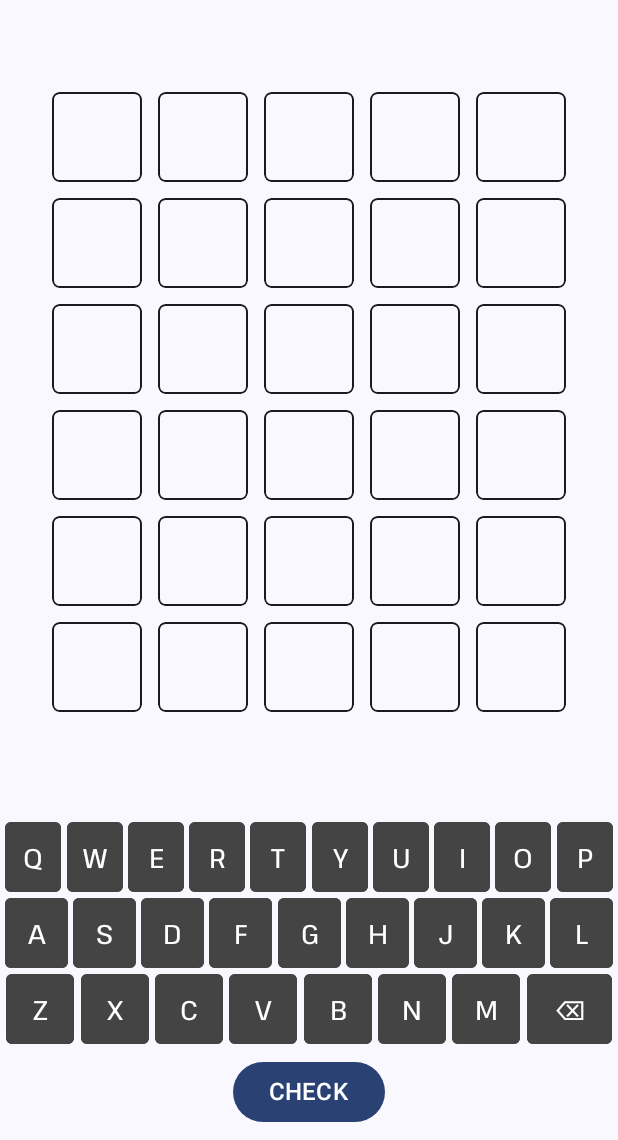
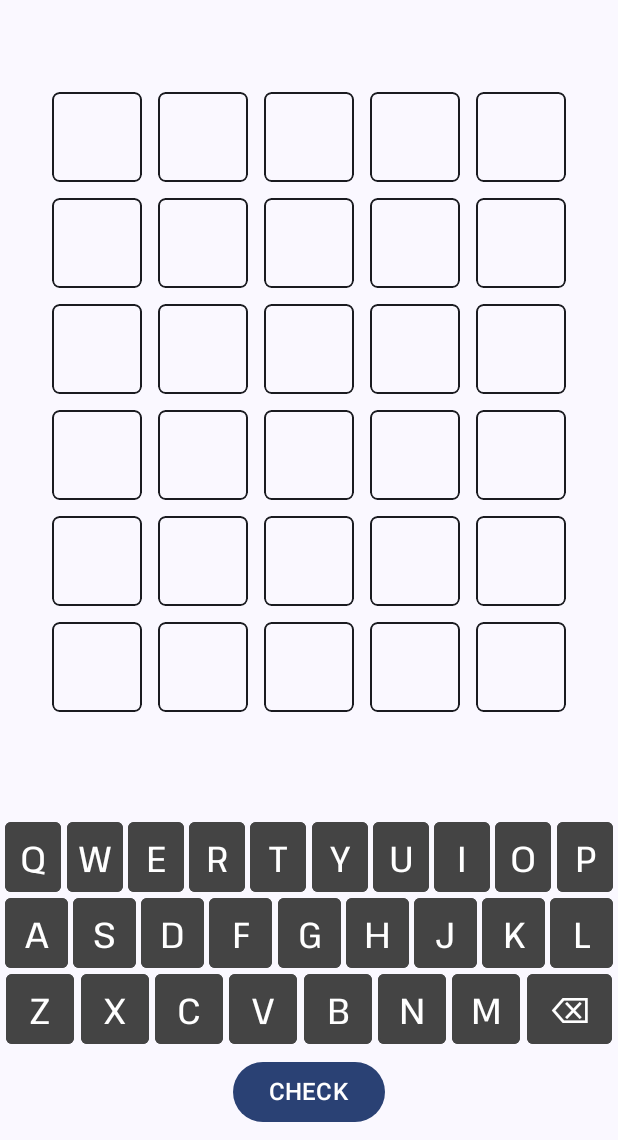
Before and after one commit to sooshil/MyWordle, an Android app built with Jetpack Compose: the screen it shows after launch (MainActivity), on a phone screen of 412 x 824 dp, the part 96-1236 px from its top. Run offline under Robolectric (Android 15) with nearby library versions, the phone set to English and light mode, and no system bars; our stand-ins replace Dagger/Hilt's generated code.

Commit message:
changed font size

```diff
--- a/app/src/main/java/com/sukajee/wordle/ui/components/TopBar.kt
+++ b/app/src/main/java/com/sukajee/wordle/ui/components/TopBar.kt
@@ -32,6 +32,7 @@ fun TopBar(
         colors = TopAppBarDefaults.centerAlignedTopAppBarColors(
             containerColor = backgroundColor,
             titleContentColor = titleColor
-        )
+        ),
+
     )
 }
--- a/app/src/main/java/com/sukajee/wordle/ui/screens/mainscreen/MainScreen.kt
+++ b/app/src/main/java/com/sukajee/wordle/ui/screens/mainscreen/MainScreen.kt
@@ -4,8 +4,6 @@ import android.content.res.Configuration
 import androidx.compose.foundation.background
 import androidx.compose.foundation.border
 import androidx.compose.foundation.clickable
-import androidx.compose.foundation.gestures.Orientation
-import androidx.compose.foundation.gestures.scrollable
 import androidx.compose.foundation.layout.Arrangement
 import androidx.compose.foundation.layout.Box
 import androidx.compose.foundation.layout.Column
@@ -23,7 +21,6 @@ import androidx.compose.foundation.shape.RoundedCornerShape
 import androidx.compose.foundation.verticalScroll
 import androidx.compose.material3.Button
 import androidx.compose.material3.ExperimentalMaterial3Api
-import androidx.compose.material3.MaterialTheme
 import androidx.compose.material3.Scaffold
 import androidx.compose.material3.Text
 import androidx.compose.runtime.Composable
@@ -39,12 +36,14 @@ import androidx.compose.ui.Modifier
 import androidx.compose.ui.draw.clip
 import androidx.compose.ui.platform.LocalConfiguration
 import androidx.compose.ui.res.stringResource
+import androidx.compose.ui.text.PlatformTextStyle
+import androidx.compose.ui.text.TextStyle
 import androidx.compose.ui.unit.dp
 import androidx.compose.ui.unit.sp
 import com.sukajee.wordle.R
 import com.sukajee.wordle.ui.Cell
+import com.sukajee.wordle.ui.GameUiState
 import com.sukajee.wordle.ui.KeyState
-import com.sukajee.wordle.ui.GameUiState
 import com.sukajee.wordle.ui.components.CustomDialog
 import com.sukajee.wordle.ui.components.Keyboard
 import com.sukajee.wordle.ui.components.TopBar
@@ -95,7 +94,8 @@ fun StateLessMainScreen(
             .fillMaxSize(),
         topBar = {
             TopBar(
-                modifier = Modifier.clickable {
+                modifier = Modifier
+                    .clickable {
                     shouldShowWord = !shouldShowWord
                 },
                 title = if (shouldShowWord) currentWord else stringResource(id = strings.app_name)
@@ -201,8 +201,11 @@ fun PortraitMainScreen(
                         ) {
                             Text(
                                 text = (state.grid[eachRow][eachColumn].char).toString(),
-                                style = MaterialTheme.typography.bodyLarge,
-                                color = getCharColor(cell = cell),
+                                style = TextStyle(
+                                    platformStyle = PlatformTextStyle(includeFontPadding = false),
+                                    fontSize = 34.sp
+                                ),
+                                color = getCharColor(cell = cell)
                             )
                         }
                         Spacer(modifier = Modifier.width(5.dp))
--- a/app/src/main/java/com/sukajee/wordle/ui/theme/Type.kt
+++ b/app/src/main/java/com/sukajee/wordle/ui/theme/Type.kt
@@ -21,13 +21,13 @@ val Typography = Typography(
     bodyLarge = TextStyle(
         fontFamily = PathWay,
         fontWeight = FontWeight.SemiBold,
-        fontSize = 24.sp,
+        fontSize = 20.sp,
         platformStyle = PlatformTextStyle(includeFontPadding = false)
     ),
     bodyMedium = TextStyle(
         fontFamily = PathWay,
         fontWeight = FontWeight.Normal,
-        fontSize = 18.sp,
+        fontSize = 24.sp,
         platformStyle = PlatformTextStyle(includeFontPadding = false)
     )
     /* Other default text styles to override
```
